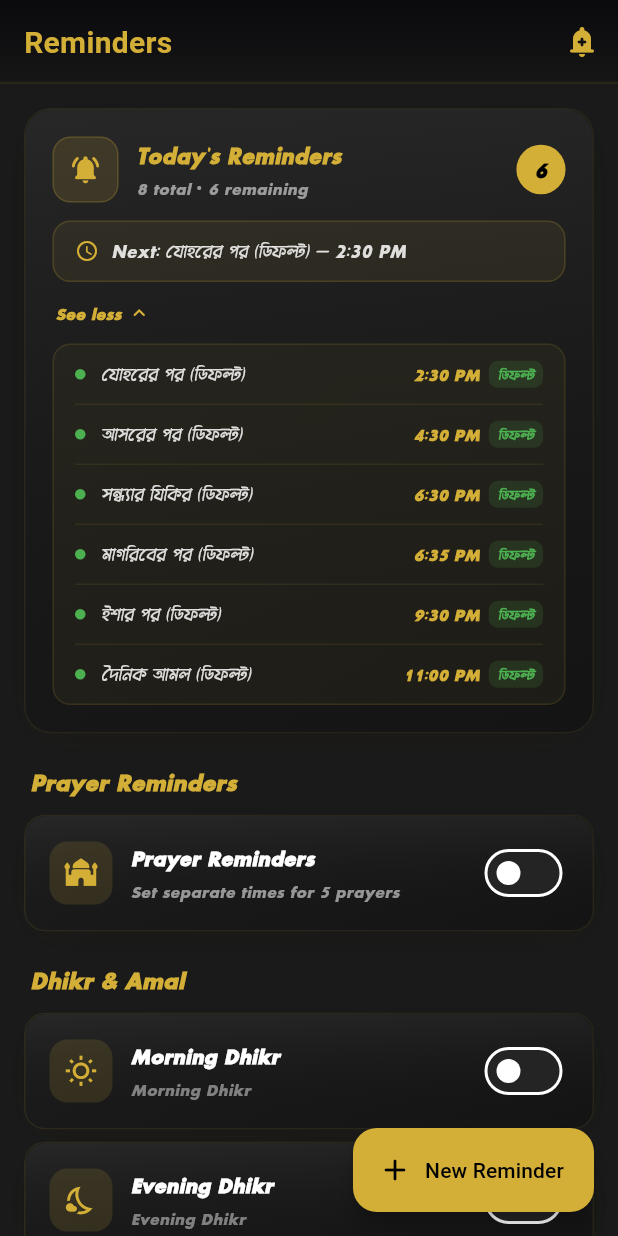
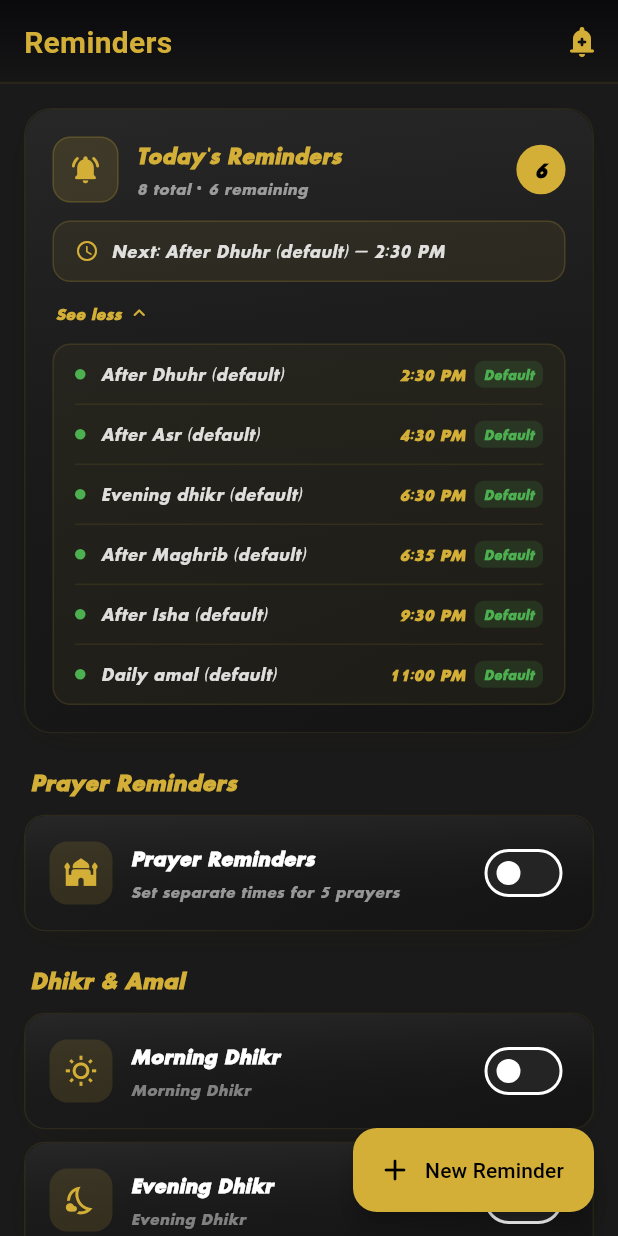
Before and after one commit to Arvi-Saleque/Islamic-Amal-Tracker, a Flutter app: the RemindersScreen screen opened directly, after a tap on an icon or button, on a phone screen of 412 x 824 dp. Run offline on Flutter 3.47's test engine with Material 3 defaults, Android fonts, the phone set to English and light mode, and no system bars; our stand-ins replace cloud_firestore, device_info_plus, easy_localization, firebase_auth, firebase_core, fl_chart and 11 more; missing offline and left inert: adhan_dart; accounts and stored records are empty; network calls fail; Roboto replaces fonts that are missing (Cascadia Mono).

Commit message:
Enhance reminder localization and update workspace configuration
- Added new localized strings for prayer reminders in Bengali and English translation files, improving user experience for speakers of both languages.
- Refactored reminder handling in RemindersScreen to support dynamic localization for default and personal reminders.
- Updated workspace.xml to include Gradle execution history files and streamline project configuration.

```diff
--- a/assets/translations/bn.json
+++ b/assets/translations/bn.json
@@ -574,6 +574,12 @@
   "reminder_personal_morning_dhikr": "সকালের যিকির রিমাইন্ডার",
   "reminder_personal_evening_dhikr": "সন্ধ্যার যিকির রিমাইন্ডার",
 
+  "reminder_prayer_fajr": "ফজর সালাতের রিমাইন্ডার",
+  "reminder_prayer_dhuhr": "যোহর সালাতের রিমাইন্ডার",
+  "reminder_prayer_asr": "আসর সালাতের রিমাইন্ডার",
+  "reminder_prayer_maghrib": "মাগরিব সালাতের রিমাইন্ডার",
+  "reminder_prayer_isha": "এশা সালাতের রিমাইন্ডার",
+
   "reminder_add_new": "নতুন যোগ করুন",
   "reminder_preset_tab": "প্রিসেট",
   "reminder_defaults_info": "এই রিমাইন্ডারগুলো সবসময় চালু থাকে এবং নামাজের সময়ের উপর ভিত্তি করে স্বয়ংক্রিয়ভাবে সেট হয়।",
--- a/assets/translations/en.json
+++ b/assets/translations/en.json
@@ -574,6 +574,12 @@
   "reminder_personal_morning_dhikr": "Morning dhikr reminder",
   "reminder_personal_evening_dhikr": "Evening dhikr reminder",
 
+  "reminder_prayer_fajr": "Reminder for Fajr prayer",
+  "reminder_prayer_dhuhr": "Reminder for Dhuhr prayer",
+  "reminder_prayer_asr": "Reminder for Asr prayer",
+  "reminder_prayer_maghrib": "Reminder for Maghrib prayer",
+  "reminder_prayer_isha": "Reminder for Isha prayer",
+
   "reminder_add_new": "Add new",
   "reminder_preset_tab": "Presets",
   "reminder_defaults_info": "These reminders are always on and are automatically set based on prayer times.",
--- a/lib/presentation/screens/settings/reminders_screen.dart
+++ b/lib/presentation/screens/settings/reminders_screen.dart
@@ -311,31 +311,64 @@ class _RemindersScreenState extends ConsumerState<RemindersScreen> {
     final now = DateTime.now();
     final items = <_ReminderItem>[];
 
-    void add(String title, TimeOfDay? t, {bool isDefault = false}) {
+    void add(
+      String id,
+      String title,
+      TimeOfDay? t, {
+      bool isDefault = false,
+      bool isCustom = false,
+    }) {
       if (t == null) return;
-      final dt =
-          DateTime(now.year, now.month, now.day, t.hour, t.minute);
-      items.add(_ReminderItem(
-          title: title, time: dt, isPassed: now.isAfter(dt), isDefault: isDefault));
-    }
-
-    add('ফজরের পর (ডিফল্ট)', _defaultFajrTime, isDefault: true);
-    add('যোহরের পর (ডিফল্ট)', _defaultZuhrTime, isDefault: true);
-    add('আসরের পর (ডিফল্ট)', _defaultAsrTime, isDefault: true);
-    add('মাগরিবের পর (ডিফল্ট)', _defaultMaghribTime, isDefault: true);
-    add('ইশার পর (ডিফল্ট)', _defaultIshaTime, isDefault: true);
-    add('সকালের যিকির (ডিফল্ট)', _defaultMorningDhikrTime, isDefault: true);
-    add('সন্ধ্যার যিকির (ডিফল্ট)', _defaultEveningDhikrTime, isDefault: true);
-    add('দৈনিক আমল (ডিফল্ট)', _defaultDailyAmalTime, isDefault: true);
-
-    if (_isDailyReminderEnabled) add('দৈনিক আমল রিমাইন্ডার', _dailyReminderTime);
-    if (_isMorningDhikrEnabled) add('সকালের যিকির', _morningDhikrTime);
-    if (_isEveningDhikrEnabled) add('সন্ধ্যার যিকির', _eveningDhikrTime);
+      final dt = DateTime(now.year, now.month, now.day, t.hour, t.minute);
+      items.add(
+        _ReminderItem(
+          id: id,
+          title: title,
+          time: dt,
+          isPassed: now.isAfter(dt),
+          isDefault: isDefault,
+          isCustom: isCustom,
+        ),
+      );
+    }
+
+    // Default system reminders (always on)
+    add('default_fajr', 'ফজরের পর (ডিফল্ট)', _defaultFajrTime,
+        isDefault: true);
+    add('default_dhuhr', 'যোহরের পর (ডিফল্ট)', _defaultZuhrTime,
+        isDefault: true);
+    add('default_asr', 'আসরের পর (ডিফল্ট)', _defaultAsrTime, isDefault: true);
+    add('default_maghrib', 'মাগরিবের পর (ডিফল্ট)', _defaultMaghribTime,
+        isDefault: true);
+    add('default_isha', 'ইশার পর (ডিফল্ট)', _defaultIshaTime, isDefault: true);
+    add('default_morning_dhikr', 'সকালের যিকির (ডিফল্ট)',
+        _defaultMorningDhikrTime,
+        isDefault: true);
+    add('default_evening_dhikr', 'সন্ধ্যার যিকির (ডিফল্ট)',
+        _defaultEveningDhikrTime,
+        isDefault: true);
+    add('default_daily_amal', 'দৈনিক আমল (ডিফল্ট)', _defaultDailyAmalTime,
+        isDefault: true);
+
+    // User-toggled \"personal\" reminders
+    if (_isDailyReminderEnabled) {
+      add('personal_daily_amal', 'দৈনিক আমল রিমাইন্ডার', _dailyReminderTime);
+    }
+    if (_isMorningDhikrEnabled) {
+      add('personal_morning_dhikr', 'সকালের যিকির', _morningDhikrTime);
+    }
+    if (_isEveningDhikrEnabled) {
+      add('personal_evening_dhikr', 'সন্ধ্যার যিকির', _eveningDhikrTime);
+    }
     if (_arePrayerRemindersEnabled) {
       for (final p in PrayerName.values) {
         final t = _prayerReminderTimes[p];
         if (t != null) {
-          add('${CustomReminder.getPrayerBengaliName(p)} সালাত', t);
+          add(
+            'prayer_${p.name}',
+            '${CustomReminder.getPrayerBengaliName(p)} সালাত',
+            t,
+          );
         }
       }
     }
@@ -351,10 +384,12 @@ class _RemindersScreenState extends ConsumerState<RemindersScreen> {
         final dt = DateTime(
             now.year, now.month, now.day, r.fixedHour!, r.fixedMinute!);
         items.add(_ReminderItem(
-            title: r.title,
-            time: dt,
-            isPassed: now.isAfter(dt),
-            isCustom: true));
+          id: 'custom_${r.id}',
+          title: r.title,
+          time: dt,
+          isPassed: now.isAfter(dt),
+          isCustom: true,
+        ));
       }
     }
 
@@ -659,6 +694,57 @@ class _RemindersScreenState extends ConsumerState<RemindersScreen> {
 
   // ── Today's summary card ──────────────────────────────────────────────────
 
+  String _localizeReminderTitle(BuildContext context, _ReminderItem item) {
+    if (item.isCustom) {
+      // User-created custom reminders keep their original title
+      return item.title;
+    }
+
+    switch (item.id) {
+      // Default system reminders
+      case 'default_fajr':
+        return 'reminder_default_fajr'.tr();
+      case 'default_dhuhr':
+        return 'reminder_default_dhuhr'.tr();
+      case 'default_asr':
+        return 'reminder_default_asr'.tr();
+      case 'default_maghrib':
+        return 'reminder_default_maghrib'.tr();
+      case 'default_isha':
+        return 'reminder_default_isha'.tr();
+      case 'default_morning_dhikr':
+        return 'reminder_default_morning_dhikr'.tr();
+      case 'default_evening_dhikr':
+        return 'reminder_default_evening_dhikr'.tr();
+      case 'default_daily_amal':
+        return 'reminder_default_daily_amal'.tr();
+
+      // Personal toggles
+      case 'personal_daily_amal':
+        return 'reminder_personal_daily_amal'.tr();
+      case 'personal_morning_dhikr':
+        return 'reminder_personal_morning_dhikr'.tr();
+      case 'personal_evening_dhikr':
+        return 'reminder_personal_evening_dhikr'.tr();
+
+      // Per-prayer reminders
+      case 'prayer_fajr':
+        return 'reminder_prayer_fajr'.tr();
+      case 'prayer_dhuhr':
+        return 'reminder_prayer_dhuhr'.tr();
+      case 'prayer_asr':
+        return 'reminder_prayer_asr'.tr();
+      case 'prayer_maghrib':
+        return 'reminder_prayer_maghrib'.tr();
+      case 'prayer_isha':
+        return 'reminder_prayer_isha'.tr();
+
+      default:
+        // Fallback: stored title (e.g. old data)
+        return item.title;
+    }
+  }
+
   String _fmtTime(DateTime t) {
     final h = t.hour > 12 ? t.hour - 12 : (t.hour == 0 ? 12 : t.hour);
     final m = t.minute.toString().padLeft(2, '0');
@@ -677,7 +763,8 @@ class _RemindersScreenState extends ConsumerState<RemindersScreen> {
 
     String nextText;
     if (next != null) {
-      nextText = '${next.title} — ${_fmtTime(next.time)}';
+      final nextTitle = _localizeReminderTitle(context, next);
+      nextText = '$nextTitle — ${_fmtTime(next.time)}';
     } else {
       nextText = 'reminder_all_done'.tr();
     }
@@ -843,7 +930,7 @@ class _RemindersScreenState extends ConsumerState<RemindersScreen> {
                             const SizedBox(width: 10),
                             Expanded(
                               child: Text(
-                                r.title,
+                                _localizeReminderTitle(context, r),
                                 style: TextStyle(
                                   color: cs.onSurface.withOpacity(0.85),
                                   fontSize: 13,
@@ -867,9 +954,9 @@ class _RemindersScreenState extends ConsumerState<RemindersScreen> {
                                   color: Colors.green.withOpacity(0.15),
                                   borderRadius: BorderRadius.circular(6),
                                 ),
-                                child: const Text(
-                                  'ডিফল্ট',
-                                  style: TextStyle(
+                                child: Text(
+                                  'default_badge'.tr(),
+                                  style: const TextStyle(
                                     color: Colors.green,
                                     fontSize: 10,
                                     fontWeight: FontWeight.w600,
@@ -977,11 +1064,11 @@ class _RemindersScreenState extends ConsumerState<RemindersScreen> {
       PrayerName.isha: Icons.nights_stay_outlined,
     };
     final names = {
-      PrayerName.fajr: 'ফজর',
-      PrayerName.dhuhr: isFriday ? 'জুম\'আ' : 'যোহর',
-      PrayerName.asr: 'আসর',
-      PrayerName.maghrib: 'মাগরিব',
-      PrayerName.isha: 'এশা',
+      PrayerName.fajr: 'fajr'.tr(),
+      PrayerName.dhuhr: isFriday ? 'jumuah'.tr() : 'dhuhr'.tr(),
+      PrayerName.asr: 'asr'.tr(),
+      PrayerName.maghrib: 'maghrib'.tr(),
+      PrayerName.isha: 'isha'.tr(),
     };
 
     return PrayerName.values.map((prayer) {
@@ -1539,6 +1626,7 @@ class _RemindersScreenState extends ConsumerState<RemindersScreen> {
 // Internal data class
 // ─────────────────────────────────────────────────────────────────────────────
 class _ReminderItem {
+  final String id;
   final String title;
   final DateTime time;
   final bool isPassed;
@@ -1546,6 +1634,7 @@ class _ReminderItem {
   final bool isDefault;
 
   _ReminderItem({
+    required this.id,
     required this.title,
     required this.time,
     required this.isPassed,
```
